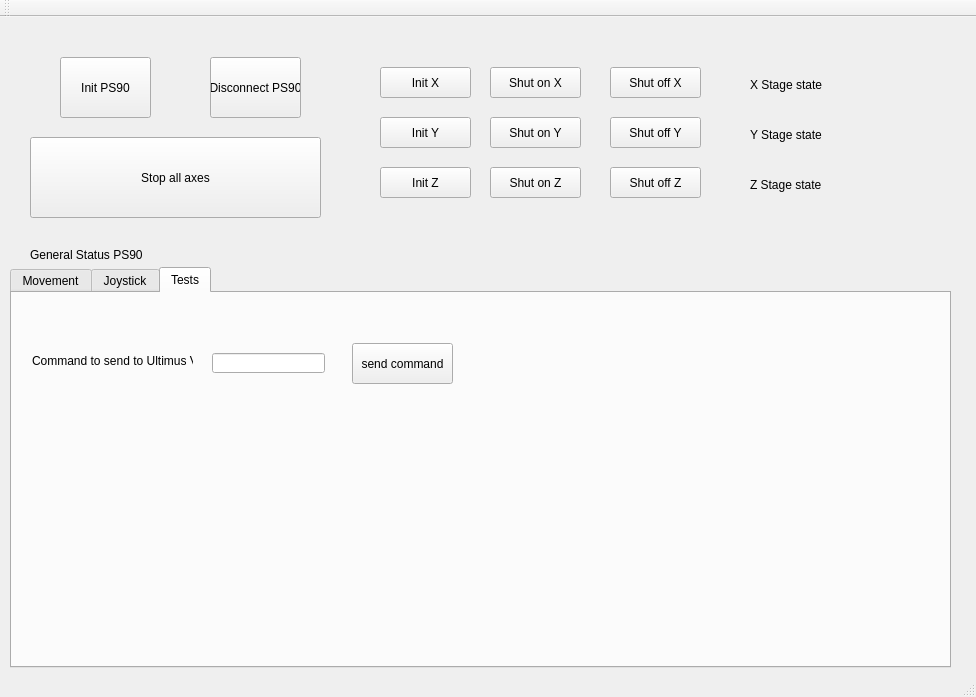
Before: the Qt Designer form owis_controller.ui in gitHleon/OWIS_controller_V0, drawn with Qt 5.
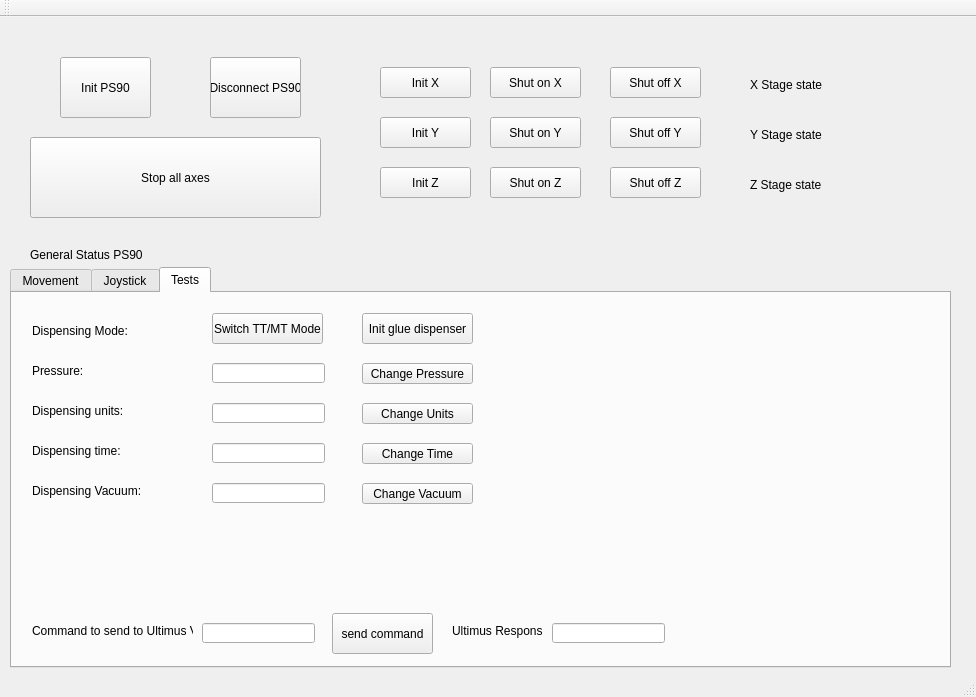
After: the same form once the commit is applied.

The edit to the form file:
```diff
--- a/owis_controller.ui
+++ b/owis_controller.ui
@@ -817,8 +817,8 @@
      <widget class="QPushButton" name="SendCommandUltimusButton">
       <property name="geometry">
        <rect>
-        <x>340</x>
-        <y>50</y>
+        <x>320</x>
+        <y>320</y>
         <width>101</width>
         <height>41</height>
        </rect>
@@ -830,8 +830,8 @@
      <widget class="QLineEdit" name="dispenserCommand">
       <property name="geometry">
        <rect>
-        <x>200</x>
-        <y>60</y>
+        <x>190</x>
+        <y>330</y>
         <width>113</width>
         <height>20</height>
        </rect>
@@ -841,7 +841,7 @@
       <property name="geometry">
        <rect>
         <x>20</x>
-        <y>60</y>
+        <y>330</y>
         <width>161</width>
         <height>16</height>
        </rect>
@@ -850,6 +850,212 @@
        <string>Command to send to Ultimus V</string>
       </property>
      </widget>
+     <widget class="QLineEdit" name="dispenserResponse">
+      <property name="geometry">
+       <rect>
+        <x>540</x>
+        <y>330</y>
+        <width>113</width>
+        <height>20</height>
+       </rect>
+      </property>
+     </widget>
+     <widget class="QLabel" name="label_stage_state_Z_3">
+      <property name="geometry">
+       <rect>
+        <x>440</x>
+        <y>330</y>
+        <width>91</width>
+        <height>16</height>
+       </rect>
+      </property>
+      <property name="text">
+       <string>Ultimus Response</string>
+      </property>
+     </widget>
+     <widget class="QLineEdit" name="dispenserPressure">
+      <property name="geometry">
+       <rect>
+        <x>200</x>
+        <y>70</y>
+        <width>113</width>
+        <height>20</height>
+       </rect>
+      </property>
+     </widget>
+     <widget class="QLineEdit" name="dispenserTime">
+      <property name="geometry">
+       <rect>
+        <x>200</x>
+        <y>150</y>
+        <width>113</width>
+        <height>20</height>
+       </rect>
+      </property>
+     </widget>
+     <widget class="QLabel" name="dispenserModeLabel">
+      <property name="geometry">
+       <rect>
+        <x>20</x>
+        <y>30</y>
+        <width>161</width>
+        <height>16</height>
+       </rect>
+      </property>
+      <property name="text">
+       <string>Dispensing Mode:</string>
+      </property>
+     </widget>
+     <widget class="QPushButton" name="dispenserModeButton">
+      <property name="geometry">
+       <rect>
+        <x>200</x>
+        <y>20</y>
+        <width>111</width>
+        <height>31</height>
+       </rect>
+      </property>
+      <property name="text">
+       <string>Switch TT/MT Mode</string>
+      </property>
+     </widget>
+     <widget class="QLineEdit" name="dispenserVacuum">
+      <property name="geometry">
+       <rect>
+        <x>200</x>
+        <y>190</y>
+        <width>113</width>
+        <height>20</height>
+       </rect>
+      </property>
+     </widget>
+     <widget class="QLineEdit" name="dispenserPressureUnits">
+      <property name="geometry">
+       <rect>
+        <x>200</x>
+        <y>110</y>
+        <width>113</width>
+        <height>20</height>
+       </rect>
+      </property>
+     </widget>
+     <widget class="QLabel" name="dispenserPressureLabel">
+      <property name="geometry">
+       <rect>
+        <x>20</x>
+        <y>70</y>
+        <width>161</width>
+        <height>16</height>
+       </rect>
+      </property>
+      <property name="text">
+       <string>Pressure:</string>
+      </property>
+     </widget>
+     <widget class="QLabel" name="dispenserPressureUnitsLabel">
+      <property name="geometry">
+       <rect>
+        <x>20</x>
+        <y>110</y>
+        <width>161</width>
+        <height>16</height>
+       </rect>
+      </property>
+      <property name="text">
+       <string>Dispensing units:</string>
+      </property>
+     </widget>
+     <widget class="QLabel" name="dispenserTimeLabel">
+      <property name="geometry">
+       <rect>
+        <x>20</x>
+        <y>150</y>
+        <width>161</width>
+        <height>16</height>
+       </rect>
+      </property>
+      <property name="text">
+       <string>Dispensing time:</string>
+      </property>
+     </widget>
+     <widget class="QLabel" name="dispenserVacuumLabel">
+      <property name="geometry">
+       <rect>
+        <x>20</x>
+        <y>190</y>
+        <width>161</width>
+        <height>16</height>
+       </rect>
+      </property>
+      <property name="text">
+       <string>Dispensing Vacuum:</string>
+      </property>
+     </widget>
+     <widget class="QPushButton" name="changePressureButton">
+      <property name="geometry">
+       <rect>
+        <x>350</x>
+        <y>70</y>
+        <width>111</width>
+        <height>21</height>
+       </rect>
+      </property>
+      <property name="text">
+       <string>Change Pressure</string>
+      </property>
+     </widget>
+     <widget class="QPushButton" name="changeUnitsButton">
+      <property name="geometry">
+       <rect>
+        <x>350</x>
+        <y>110</y>
+        <width>111</width>
+        <height>21</height>
+       </rect>
+      </property>
+      <property name="text">
+       <string>Change Units</string>
+      </property>
+     </widget>
+     <widget class="QPushButton" name="changeTimeButton">
+      <property name="geometry">
+       <rect>
+        <x>350</x>
+        <y>150</y>
+        <width>111</width>
+        <height>21</height>
+       </rect>
+      </property>
+      <property name="text">
+       <string>Change Time</string>
+      </property>
+     </widget>
+     <widget class="QPushButton" name="changeVacuumButton">
+      <property name="geometry">
+       <rect>
+        <x>350</x>
+        <y>190</y>
+        <width>111</width>
+        <height>21</height>
+       </rect>
+      </property>
+      <property name="text">
+       <string>Change Vacuum</string>
+      </property>
+     </widget>
+     <widget class="QPushButton" name="InitGlueDispenserButton">
+      <property name="geometry">
+       <rect>
+        <x>350</x>
+        <y>20</y>
+        <width>111</width>
+        <height>31</height>
+       </rect>
+      </property>
+      <property name="text">
+       <string>Init glue dispenser</string>
+      </property>
+     </widget>
     </widget>
    </widget>
   </widget>
```
Left out of the diff: 2 changed lines with no effect on the pictures.
